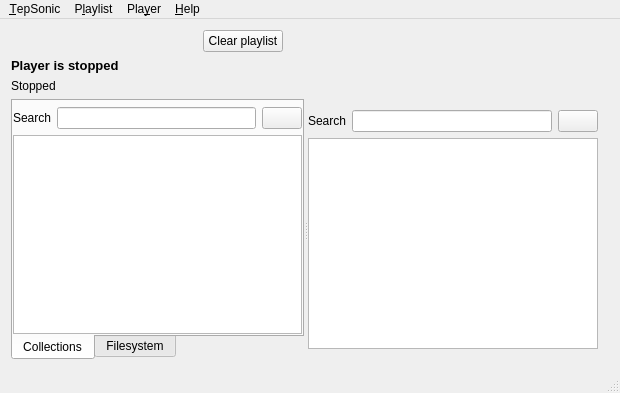
Qt form player/ui/mainwindow.ui (danvratil/TepSonic) before a commit.
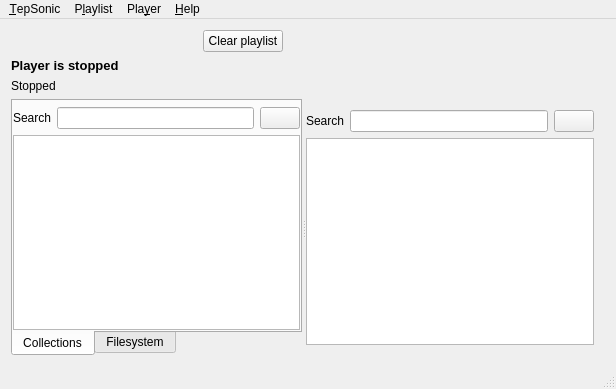
The same form after that commit. The open tabs and pages were chosen to show the change. Icons and pictures are not drawn. Custom widgets are drawn as their Qt base class.

The edit to the form file:
```diff
--- a/player/ui/mainwindow.ui
+++ b/player/ui/mainwindow.ui
@@ -6,8 +6,8 @@
    <rect>
     <x>0</x>
     <y>0</y>
-    <width>620</width>
-    <height>393</height>
+    <width>616</width>
+    <height>389</height>
    </rect>
   </property>
   <property name="sizePolicy">
@@ -441,8 +441,8 @@
     <rect>
      <x>0</x>
      <y>0</y>
-     <width>620</width>
-     <height>20</height>
+     <width>616</width>
+     <height>22</height>
     </rect>
    </property>
    <widget class="QMenu" name="menu_TepSonic">
```
Left out of the diff: 2 changed lines with no effect on the pictures.
